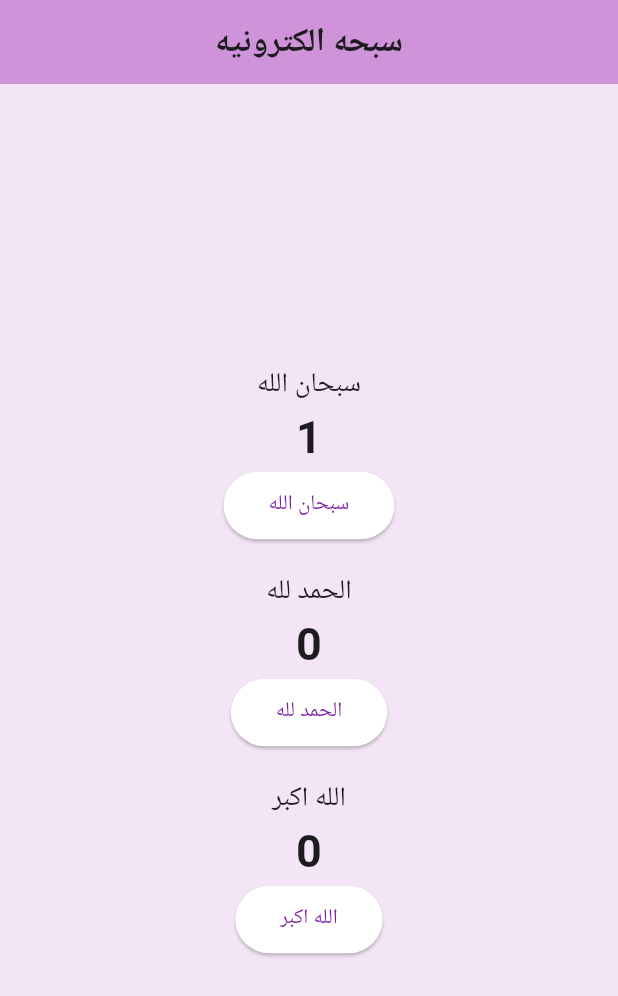
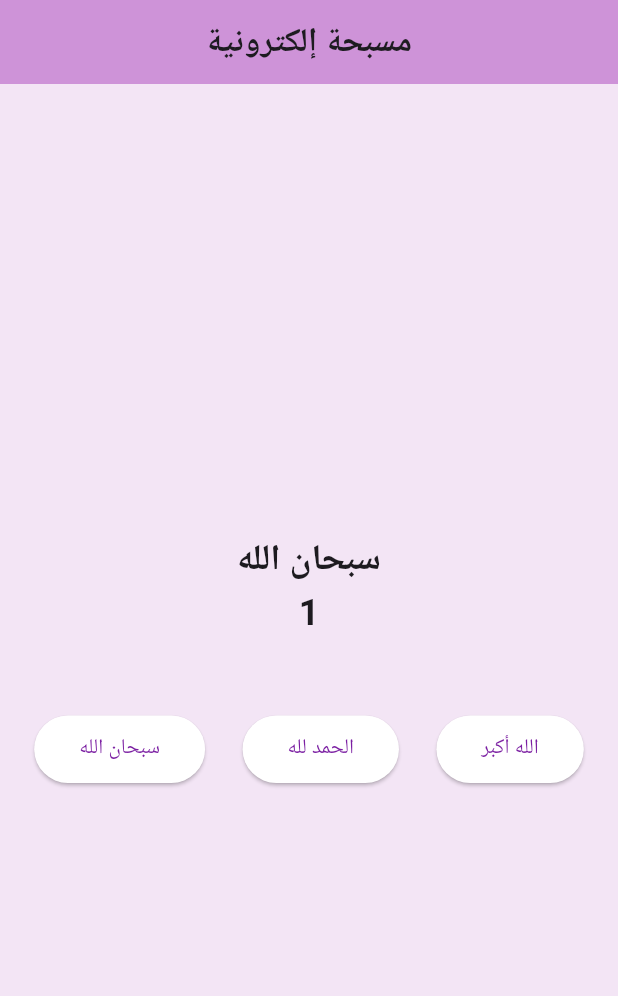
Before and after one commit to HasanAlsaiaari/flutter-course-assignments-2025-2026, a Flutter app: the screen it shows after launch, after a tap on "سبحان الله", on a phone screen of 412 x 824 dp. Shown: the top 996 px of the screen. Run offline on Flutter 3.47's test engine with Material 3 defaults, Android fonts, the phone set to English and light mode, and no system bars; Roboto replaces fonts that are missing (Arial).

Commit message:
تعديلات في طريقة عرض الأزرار و عرض النص و العداد في الأعلى

```diff
--- a/lib/main.dart
+++ b/lib/main.dart
@@ -5,7 +5,6 @@ void main() {
 }
 
 class MyApp extends StatelessWidget {
-
   const MyApp({super.key});
   @override
   Widget build(BuildContext context) {
@@ -16,7 +15,6 @@ class MyApp extends StatelessWidget {
   }
 }
 
-
 class TasbeehScreen extends StatefulWidget {
   @override
   _TasbeehScreenState createState() => _TasbeehScreenState();
@@ -25,30 +23,38 @@ class TasbeehScreen extends StatefulWidget {
 class _TasbeehScreenState extends State<TasbeehScreen> {
   String subhantext = 'سبحان الله';
   String hamdtext = 'الحمد لله';
-  String akbartext = 'الله اكبر';
+  String akbartext = 'الله أكبر';
+
   int subhanCount = 0;
   int hamdCount = 0;
   int akbarCount = 0;
 
+  String displayedText = '';
+  String dispalyedCount = '0';
+
   void incrementSubhan() {
     setState(() {
       subhanCount++;
+      displayedText = subhantext;
+      dispalyedCount = subhanCount.toString();
     });
   }
 
   void incrementHamd() {
     setState(() {
       hamdCount++;
+      displayedText = hamdtext;
+      dispalyedCount = hamdCount.toString();
     });
   }
 
   void incrementAkbar() {
     setState(() {
       akbarCount++;
+      displayedText = akbartext;
+      dispalyedCount = akbarCount.toString();
     });
   }
-
-
 
   @override
   Widget build(BuildContext context) {
@@ -56,7 +62,7 @@ class _TasbeehScreenState extends State<TasbeehScreen> {
       backgroundColor: Colors.purple.shade50,
       appBar: AppBar(
         title: Text(
-          'سبحه الكترونيه',
+          'مسبحة إلكترونية',
           style: TextStyle(fontFamily: 'Arial', fontWeight: FontWeight.bold),
         ),
         centerTitle: true,
@@ -66,8 +72,23 @@ class _TasbeehScreenState extends State<TasbeehScreen> {
         child: Column(
           mainAxisAlignment: MainAxisAlignment.center,
           children: [
-            Text(subhantext, style: TextStyle(fontSize: 18)),
-            Text('$subhanCount', style: TextStyle(fontSize: 30, fontWeight: FontWeight.bold)),
+            Text(
+              displayedText,
+              style: TextStyle(fontSize: 24, fontWeight: FontWeight.bold),
+            ),
+
+            Text(
+              dispalyedCount,
+              style: TextStyle(fontSize: 24, fontWeight: FontWeight.bold),
+            ),
+
+            SizedBox(height: 50),
+
+            Row(
+              mainAxisAlignment: MainAxisAlignment.center,
+              children: [
+                Column(
+                  children: [
                     ElevatedButton(
                       onPressed: incrementSubhan,
                       child: Text('سبحان الله'),
@@ -75,12 +96,18 @@ class _TasbeehScreenState extends State<TasbeehScreen> {
                         backgroundColor: Colors.white,
                         foregroundColor: Colors.purple.shade700,
                         shape: StadiumBorder(),
-                padding: EdgeInsets.symmetric(horizontal: 30, vertical: 12),
+                        padding: EdgeInsets.symmetric(
+                          horizontal: 30,
+                          vertical: 12,
                         ),
                       ),
-            SizedBox(height: 20),
-            Text(hamdtext, style: TextStyle(fontSize: 18)),
-            Text('$hamdCount', style: TextStyle(fontSize: 30, fontWeight: FontWeight.bold)),
+                    ),
+                  ],
+                ),
+                SizedBox(height: 25, width: 25),
+
+                Column(
+                  children: [
                     ElevatedButton(
                       onPressed: incrementHamd,
                       child: Text('الحمد لله'),
@@ -88,21 +115,35 @@ class _TasbeehScreenState extends State<TasbeehScreen> {
                         backgroundColor: Colors.white,
                         foregroundColor: Colors.purple.shade700,
                         shape: StadiumBorder(),
-                padding: EdgeInsets.symmetric(horizontal: 30, vertical: 12),
+                        padding: EdgeInsets.symmetric(
+                          horizontal: 30,
+                          vertical: 12,
                         ),
                       ),
-            SizedBox(height: 20),
-            Text(akbartext, style: TextStyle(fontSize: 18)),
-            Text('$akbarCount', style: TextStyle(fontSize: 30, fontWeight: FontWeight.bold)),
+                    ),
+                  ],
+                ),
+
+                SizedBox(height: 25, width: 25),
+
+                Column(
+                  children: [
                     ElevatedButton(
                       onPressed: incrementAkbar,
-              child: Text('الله اكبر'),
+                      child: Text('الله أكبر'),
                       style: ElevatedButton.styleFrom(
                         backgroundColor: Colors.white,
                         foregroundColor: Colors.purple.shade700,
                         shape: StadiumBorder(),
-                padding: EdgeInsets.symmetric(horizontal: 30, vertical: 12),
+                        padding: EdgeInsets.symmetric(
+                          horizontal: 30,
+                          vertical: 12,
                         ),
+                      ),
+                    ),
+                  ],
+                ),
+              ],
             ),
           ],
         ),
```
Lines whose indentation alone changed are shown as unchanged.
